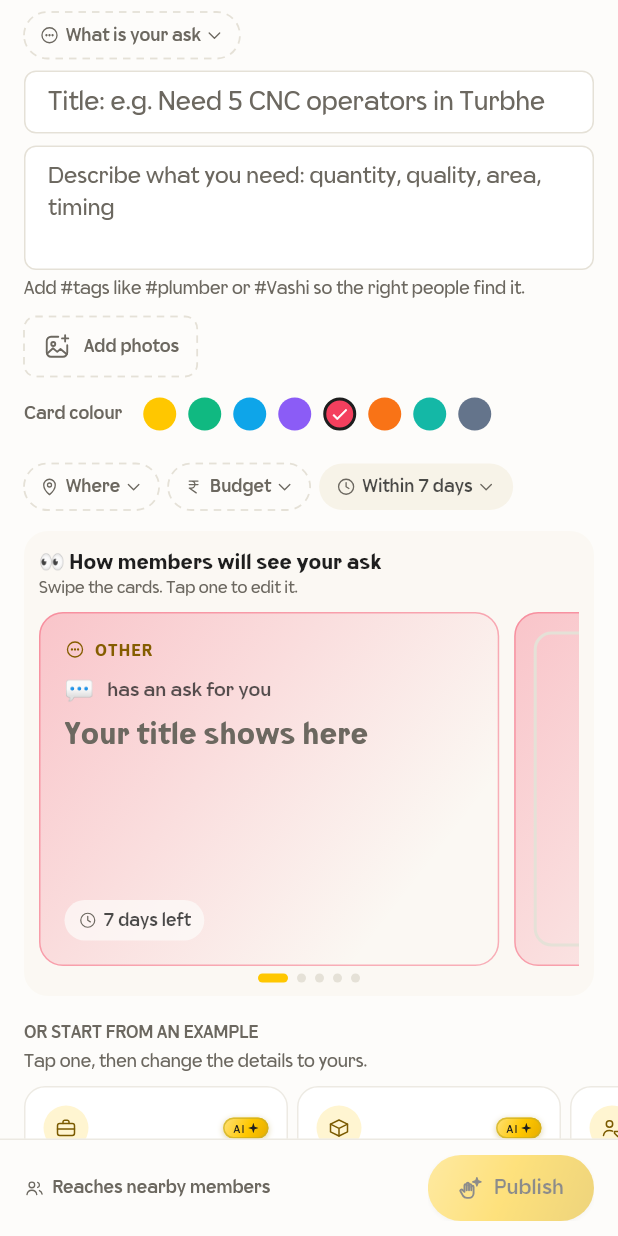
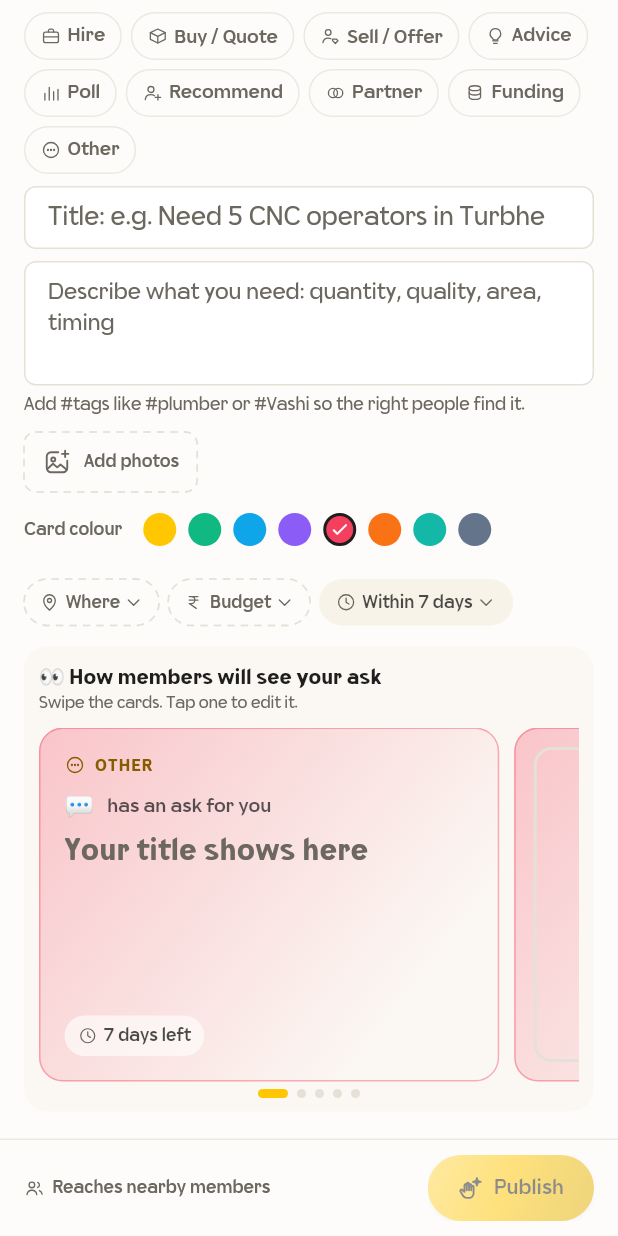
Before and after one commit to saurabhkarve/WebWeb-Ai-App, a Flutter app: the _AskForm widget shown alone on an empty page, opened directly with empty values, on a phone screen of 412 x 824 dp. Run offline on Flutter 3.47's test engine with Material 3 defaults, Android fonts, the phone set to English and light mode, and no system bars; our stand-ins replace audioplayers, connectivity_plus, file_picker, firebase_core, firebase_crashlytics, firebase_messaging and 9 more; missing offline and left inert: flutter_callkit_incoming, flutter_ringtone_player, flutter_webrtc, qr; accounts and stored records are empty; network calls fail; statements that could not run were skipped.

Commit message:
Ask screen: What is your ask shown as pills, no dropdown
Co-Authored-By: Claude Sonnet 5.5 <noreply@anthropic.com>

```diff
--- a/lib/screens/ask.dart
+++ b/lib/screens/ask.dart
@@ -896,12 +896,9 @@ class _AskFormState extends State<_AskForm> {
       );
     }
 
-    Widget? panel;
-    switch (_open) {
-      case 'type':
-        panel = Column(crossAxisAlignment: CrossAxisAlignment.start, children: [
-          Text(t('What is your ask'), style: TextStyle(fontSize: 12, fontWeight: FontWeight.w700, color: p.muted)),
-          const SizedBox(height: 6),
+    final typePills = KeyedSubtree(
+      key: _tk('ask-category'),
+      child: Column(crossAxisAlignment: CrossAxisAlignment.start, children: [
           Wrap(spacing: 6, runSpacing: 6, children: [
             for (final o in kAskTypes)
               GestureDetector(
@@ -910,7 +907,6 @@ class _AskFormState extends State<_AskForm> {
                   _category = categoryForType(o.value, _category);
                   if (o.value == 'poll' && _pollOpts.where((x) => x.trim().isNotEmpty).length < 2) _pollOpts = ['', ''];
                   _typeChosen = true;
-                  _open = null;
                 }),
                 child: Container(
                   height: 32,
@@ -928,8 +924,12 @@ class _AskFormState extends State<_AskForm> {
                 ),
               ),
           ]),
-          if (askTypeDef(_askType) != null) Padding(padding: const EdgeInsets.only(top: 6), child: Text('${t(askTypeDef(_askType)!.label)}: ${t(askTypeDef(_askType)!.hint)}', style: TextStyle(fontSize: 12, color: p.muted))),
-        ]);
+          if (askTypeDef(_askType) != null) Padding(padding: const EdgeInsets.only(top: 6), child: Text('${t(askTypeDef(_askType)!.label)}: ${t(askTypeDef(_askType)!.hint)}${_category.isNotEmpty && !_typeChosen ? ' · ${t('Picked from your words. Tap to change.')}' : ''}', style: TextStyle(fontSize: 12, color: p.muted))),
+        ]),
+    );
+
+    Widget? panel;
+    switch (_open) {
       case 'where':
         panel = Column(crossAxisAlignment: CrossAxisAlignment.stretch, children: [
           Row(children: [
@@ -1092,39 +1092,7 @@ class _AskFormState extends State<_AskForm> {
                   ]),
                   const SizedBox(height: 8),
                 ],
-                Wrap(spacing: 6, runSpacing: 6, children: [
-                    KeyedSubtree(
-                      key: _tk('ask-category'),
-                      child: chip(
-                        'type',
-                        categoryIcon(askTypeDef(_askType)?.icon ?? (_category.isEmpty ? 'other' : _category)),
-                        _category.isEmpty ? t('What is your ask') : (_category == 'other' && _other.text.trim().isNotEmpty ? _other.text.trim() : t(askTypeDef(_askType)?.short ?? kCategoryShort[_category] ?? 'Other')),
-                        _category.isNotEmpty,
-                        auto: _category.isNotEmpty && !_typeChosen,
-                      ),
-                    ),
-                  ]),
-                if (panel != null && _open == 'type')
-                  GestureDetector(
-                    // taps inside the choices never close them (a tap elsewhere on the page does)
-                    onTap: () {},
-                    behavior: HitTestBehavior.opaque,
-                    child: Container(
-                    margin: const EdgeInsets.only(top: 8),
-                    padding: const EdgeInsets.all(12),
-                    decoration: BoxDecoration(color: p.card, borderRadius: BorderRadius.circular(12), border: Border.all(color: p.border)),
-                    child: Column(crossAxisAlignment: CrossAxisAlignment.stretch, children: [
-                      panel,
-                      if (_open == 'where' || _open == 'budget') ...[
-                        const SizedBox(height: 8),
-                        Align(
-                          alignment: Alignment.centerRight,
-                          child: GestureDetector(onTap: () => setState(() => _open = null), child: Text(t('Done'), style: TextStyle(fontSize: 12, fontWeight: FontWeight.w700, color: p.link))),
-                        ),
-                      ],
-                    ]),
-                  ),
-                  ),
+                typePills,
                 if (_askType == 'poll') ...[
                   const SizedBox(height: 10),
                   Text(t('Options to vote on'), style: TextStyle(fontSize: 12, fontWeight: FontWeight.w700, color: p.muted)),
```
